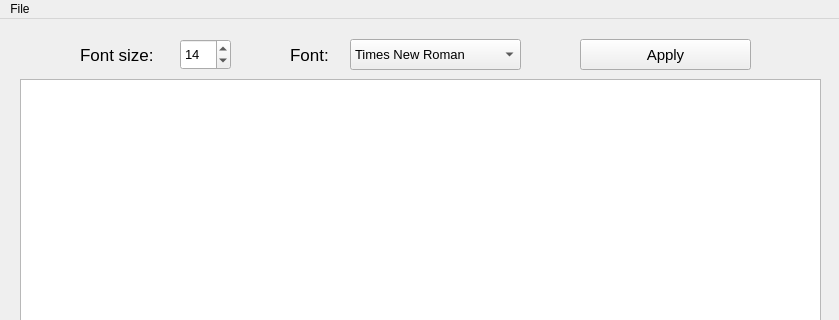
Above: GUI.ui from Anvil1337/text-editor before the change; both pictures show x 0 to 839 and y 0 to 320 of the 839 by 644 pixel window. Below: the same form after it.
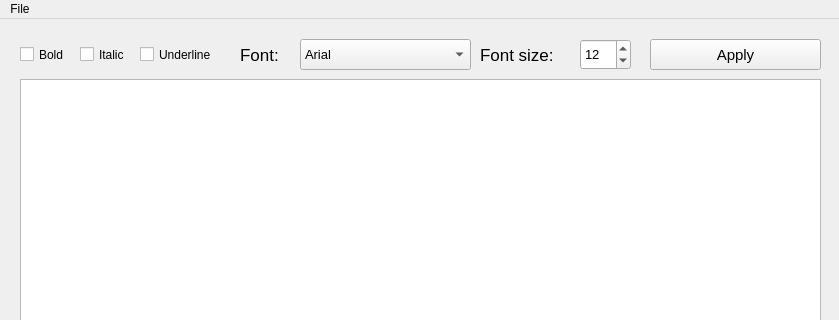
That is the form after the change.

```diff
--- a/GUI.ui
+++ b/GUI.ui
@@ -27,7 +27,7 @@
    <widget class="QPushButton" name="apply_button">
     <property name="geometry">
      <rect>
-      <x>580</x>
+      <x>650</x>
       <y>20</y>
       <width>171</width>
       <height>31</height>
@@ -45,7 +45,7 @@
    <widget class="QLabel" name="font_size_label">
     <property name="geometry">
      <rect>
-      <x>80</x>
+      <x>480</x>
       <y>20</y>
       <width>101</width>
       <height>31</height>
@@ -60,37 +60,10 @@
      <string>Font size:</string>
     </property>
    </widget>
-   <widget class="QDoubleSpinBox" name="font_size_spinBox">
-    <property name="geometry">
-     <rect>
-      <x>180</x>
-      <y>20</y>
-      <width>51</width>
-      <height>31</height>
-     </rect>
-    </property>
-    <property name="font">
-     <font>
-      <pointsize>10</pointsize>
-     </font>
-    </property>
-    <property name="decimals">
-     <number>0</number>
-    </property>
-    <property name="minimum">
-     <double>5.000000000000000</double>
-    </property>
-    <property name="stepType">
-     <enum>QAbstractSpinBox::DefaultStepType</enum>
-    </property>
-    <property name="value">
-     <double>14.000000000000000</double>
-    </property>
-   </widget>
    <widget class="QComboBox" name="select_font_comboBox">
     <property name="geometry">
      <rect>
-      <x>350</x>
+      <x>300</x>
       <y>20</y>
       <width>171</width>
       <height>31</height>
@@ -101,11 +74,6 @@
       <pointsize>10</pointsize>
      </font>
     </property>
-    <item>
-     <property name="text">
-      <string>Times New Roman</string>
-     </property>
-    </item>
     <item>
      <property name="text">
       <string>Arial</string>
@@ -115,7 +83,7 @@
    <widget class="QLabel" name="font_label">
     <property name="geometry">
      <rect>
-      <x>290</x>
+      <x>240</x>
       <y>20</y>
       <width>61</width>
       <height>31</height>
@@ -130,6 +98,84 @@
      <string>Font:</string>
     </property>
    </widget>
+   <widget class="QSpinBox" name="font_size_spinBox">
+    <property name="geometry">
+     <rect>
+      <x>580</x>
+      <y>20</y>
+      <width>51</width>
+      <height>31</height>
+     </rect>
+    </property>
+    <property name="font">
+     <font>
+      <pointsize>10</pointsize>
+     </font>
+    </property>
+    <property name="minimum">
+     <number>5</number>
+    </property>
+    <property name="maximum">
+     <number>100</number>
+    </property>
+    <property name="value">
+     <number>12</number>
+    </property>
+   </widget>
+   <widget class="QCheckBox" name="checkBox">
+    <property name="geometry">
+     <rect>
+      <x>20</x>
+      <y>20</y>
+      <width>51</width>
+      <height>31</height>
+     </rect>
+    </property>
+    <property name="font">
+     <font>
+      <pointsize>9</pointsize>
+     </font>
+    </property>
+    <property name="text">
+     <string>Bold</string>
+    </property>
+   </widget>
+   <widget class="QCheckBox" name="checkBox_2">
+    <property name="geometry">
+     <rect>
+      <x>80</x>
+      <y>20</y>
+      <width>61</width>
+      <height>31</height>
+     </rect>
+    </property>
+    <property name="font">
+     <font>
+      <pointsize>9</pointsize>
+     </font>
+    </property>
+    <property name="text">
+     <string>Italic</string>
+    </property>
+   </widget>
+   <widget class="QCheckBox" name="checkBox_3">
+    <property name="geometry">
+     <rect>
+      <x>140</x>
+      <y>20</y>
+      <width>91</width>
+      <height>31</height>
+     </rect>
+    </property>
+    <property name="font">
+     <font>
+      <pointsize>9</pointsize>
+     </font>
+    </property>
+    <property name="text">
+     <string>Underline</string>
+    </property>
+   </widget>
   </widget>
   <widget class="QMenuBar" name="menubar">
    <property name="geometry">
```
Left out of the diff: 70 changed lines with no effect on the pictures.
